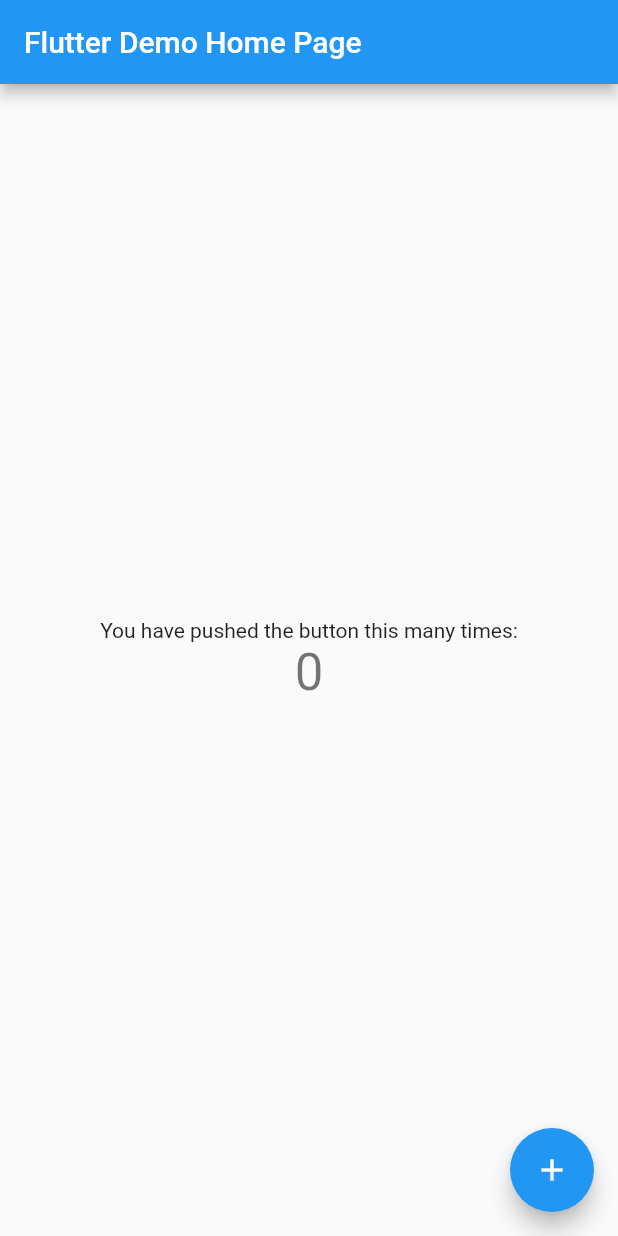
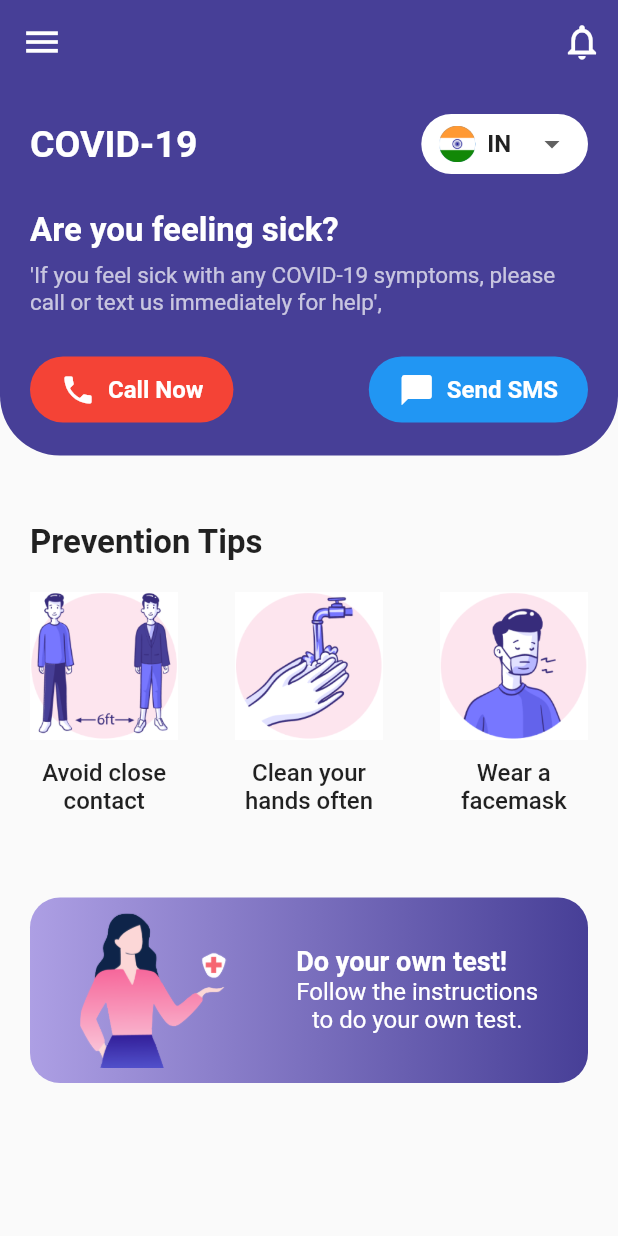
Before and after one commit to ajaygujja/Flow, a Flutter app: the screen it shows after launch, on a phone screen of 412 x 824 dp. Run offline on Flutter 3.47's test engine with Material 2 defaults, Android fonts, the phone set to English and light mode, and no system bars; our stand-ins replace dio, freezed_annotation, get, logger.

Commit message:
build home screen

```diff
--- /dev/null
+++ b/lib/country_drop_down.dart
@@ -0,0 +1,50 @@
+import 'package:flutter/material.dart';
+import 'package:flutter/widgets.dart';
+
+class CountryDropDown extends StatelessWidget {
+  const CountryDropDown(
+      {Key? key,
+      required this.countries,
+      required this.country,
+      required this.onChanged})
+      : super(key: key);
+
+  final List<String> countries;
+  final String country;
+  final Function(String?)? onChanged;
+
+  @override
+  Widget build(BuildContext context) {
+    return Container(
+      padding: const EdgeInsets.symmetric(horizontal: 12.0),
+      height: 40.0,
+      decoration: BoxDecoration(
+          color: Colors.white, borderRadius: BorderRadius.circular(30.0)),
+      child: DropdownButtonHideUnderline(
+          child: DropdownButton<String>(
+        value: country,
+        items: countries
+            .map(
+              (e) => DropdownMenuItem(
+                child: Row(
+                  children: [
+                    CircleAvatar(
+                      radius: 12.0,
+                      child: Image.asset(
+                          "assets/images/${e.toLowerCase()}_flag.png"),
+                    ),
+                    const SizedBox(width: 8.0),
+                    Text(e,
+                        style: const TextStyle(
+                            fontSize: 16.0, fontWeight: FontWeight.bold))
+                  ],
+                ),
+                value: e,
+              ),
+            )
+            .toList(),
+        onChanged: onChanged,
+      )),
+    );
+  }
+}
--- /dev/null
+++ b/lib/custom_app_bar.dart
@@ -0,0 +1,28 @@
+import 'package:flutter/material.dart';
+
+class CustomAppBar extends StatelessWidget with PreferredSizeWidget {
+  const CustomAppBar({Key? key}) : super(key: key);
+
+  @override
+  Widget build(BuildContext context) {
+    return AppBar(
+      backgroundColor: const Color(0xFF473F97),
+      elevation: 0.0,
+      leading: IconButton(
+        onPressed: () {},
+        icon: const Icon(Icons.menu),
+        iconSize: 28.0,
+      ),
+      actions: [
+        IconButton(
+          onPressed: () {},
+          icon: const Icon(Icons.notifications_none),
+          iconSize: 28.0,
+        ),
+      ],
+    );
+  }
+
+  @override
+  Size get preferredSize => const Size.fromHeight(kToolbarHeight);
+}
--- /dev/null
+++ b/lib/data.dart
@@ -0,0 +1,7 @@
+final prevention = [
+  {'assets/images/distance.png': 'Avoid close\ncontact'},
+  {'assets/images/wash_hands.png': 'Clean your\nhands often'},
+  {'assets/images/mask.png': 'Wear a\nfacemask'},
+];
+
+final covidUSADailyNewCases = [12.17, 11.15, 10.02, 11.21, 13.83, 14.16, 14.30];
--- /dev/null
+++ b/lib/home_screen.dart
@@ -0,0 +1,239 @@
+// ignore_for_file: deprecated_member_use
+
+import 'package:flow/country_drop_down.dart';
+import 'package:flow/custom_app_bar.dart';
+import 'package:flow/data.dart';
+import 'package:flow/styles.dart';
+import 'package:flutter/material.dart';
+
+class HomeScreen extends StatefulWidget {
+  const HomeScreen({Key? key}) : super(key: key);
+
+  @override
+  _HomeScreenState createState() => _HomeScreenState();
+}
+
+class _HomeScreenState extends State<HomeScreen> {
+  String _countryName = 'IN';
+
+  @override
+  Widget build(BuildContext context) {
+    final screenHeight = MediaQuery.of(context).size.height;
+    return Scaffold(
+      appBar: const CustomAppBar(),
+      body: CustomScrollView(
+        physics: const ClampingScrollPhysics(),
+        slivers: [
+          _buildHeader(screenHeight),
+          _buildPreventionTips(screenHeight),
+          _buildYourOwnTest(screenHeight)
+        ],
+      ),
+    );
+  }
+
+  SliverToBoxAdapter _buildHeader(double screenHeight) {
+    return SliverToBoxAdapter(
+      child: Container(
+        padding: const EdgeInsets.all(20.0),
+        decoration: const BoxDecoration(
+          color: Color(0xFF473F97),
+          borderRadius: BorderRadius.only(
+              bottomLeft: Radius.circular(40.0),
+              bottomRight: Radius.circular(40.0)),
+        ),
+        child: Column(
+          crossAxisAlignment: CrossAxisAlignment.start,
+          children: [
+            Row(
+              mainAxisAlignment: MainAxisAlignment.spaceBetween,
+              children: [
+                const Text(
+                  "COVID-19",
+                  style: TextStyle(
+                      color: Colors.white,
+                      fontSize: 25.0,
+                      fontWeight: FontWeight.bold),
+                ),
+                CountryDropDown(
+                  countries: const ['IN', 'CN', 'FR', 'UK', 'USA', 'IT'],
+                  country: _countryName,
+                  onChanged: (val) => setState(() => _countryName = val!),
+                )
+              ],
+            ),
+            SizedBox(
+              height: screenHeight * 0.03,
+            ),
+            Column(
+              crossAxisAlignment: CrossAxisAlignment.start,
+              children: [
+                const Text(
+                  "Are you feeling sick?",
+                  style: TextStyle(
+                      color: Colors.white,
+                      fontSize: 22.0,
+                      fontWeight: FontWeight.w600),
+                ),
+                SizedBox(
+                  height: screenHeight * 0.01,
+                ),
+                const Text(
+                  "'If you feel sick with any COVID-19 symptoms, please call or text us immediately for help',",
+                  style: TextStyle(
+                    color: Colors.white70,
+                    fontSize: 15.0,
+                  ),
+                ),
+                SizedBox(
+                  height: screenHeight * 0.03,
+                ),
+                Row(
+                  mainAxisAlignment: MainAxisAlignment.spaceBetween,
+                  children: [
+                    FlatButton.icon(
+                      padding: const EdgeInsets.symmetric(
+                          vertical: 10.0, horizontal: 20.0),
+                      onPressed: () {},
+                      color: Colors.red,
+                      shape: RoundedRectangleBorder(
+                          borderRadius: BorderRadius.circular(30.0)),
+                      icon: const Icon(
+                        Icons.phone,
+                        color: Colors.white,
+                      ),
+                      label: Text(
+                        "Call Now",
+                        style: Styles.buttonTextStyle
+                            .copyWith(color: Colors.white),
+                      ),
+                    ),
+                    FlatButton.icon(
+                      padding: const EdgeInsets.symmetric(
+                          vertical: 10.0, horizontal: 20.0),
+                      onPressed: () {},
+                      color: Colors.blue,
+                      shape: RoundedRectangleBorder(
+                          borderRadius: BorderRadius.circular(30.0)),
+                      icon: const Icon(
+                        Icons.chat_bubble,
+                        color: Colors.white,
+                      ),
+                      label: Text(
+                        "Send SMS",
+                        style: Styles.buttonTextStyle
+                            .copyWith(color: Colors.white),
+                      ),
+                    )
+                  ],
+                )
+              ],
+            )
+          ],
+        ),
+      ),
+    );
+  }
+
+  SliverToBoxAdapter _buildPreventionTips(double screenHeight) {
+    return SliverToBoxAdapter(
+      child: Container(
+        padding: const EdgeInsets.all(20.0),
+        child: Column(
+          crossAxisAlignment: CrossAxisAlignment.start,
+          children: [
+            SizedBox(
+              height: screenHeight * 0.03,
+            ),
+            const Text(
+              "Prevention Tips",
+              style: TextStyle(
+                fontSize: 22.0,
+                fontWeight: FontWeight.w600,
+              ),
+            ),
+            const SizedBox(
+              height: 20.0,
+            ),
+            Row(
+              mainAxisAlignment: MainAxisAlignment.spaceBetween,
+              children: prevention
+                  .map(
+                    (e) => Column(
+                      children: [
+                        Image.asset(
+                          e.keys.first,
+                          height: screenHeight * 0.12,
+                        ),
+                        SizedBox(
+                          height: screenHeight * 0.015,
+                        ),
+                        Text(
+                          e.values.first,
+                          style: const TextStyle(
+                              fontSize: 16.0, fontWeight: FontWeight.w500),
+                          textAlign: TextAlign.center,
+                        )
+                      ],
+                    ),
+                  )
+                  .toList(),
+            ),
+          ],
+        ),
+      ),
+    );
+  }
+
+  SliverToBoxAdapter _buildYourOwnTest(double screenHeight) {
+    return SliverToBoxAdapter(
+      child: Column(
+        children: [
+          SizedBox(
+            height: screenHeight * 0.03,
+          ),
+          Container(
+            margin:
+                const EdgeInsets.symmetric(vertical: 10.0, horizontal: 20.0),
+            padding: const EdgeInsets.all(10.0),
+            height: screenHeight * 0.15,
+            decoration: BoxDecoration(
+              gradient: const LinearGradient(
+                colors: [Color(0xffAD9FE4), Color(0xFF473F97)],
+              ),
+              borderRadius: BorderRadius.circular(20.0),
+            ),
+            child: Row(
+              mainAxisAlignment: MainAxisAlignment.spaceAround,
+              children: [
+                Image.asset("assets/images/own_test.png"),
+                Column(
+                  mainAxisAlignment: MainAxisAlignment.center,
+                  crossAxisAlignment: CrossAxisAlignment.start,
+                  children: const [
+                    Text(
+                      "Do your own test!",
+                      style: TextStyle(
+                          color: Colors.white,
+                          fontSize: 18.0,
+                          fontWeight: FontWeight.bold),
+                    ),
+                    Text(
+                      "Follow the instructions\nto do your own test. ",
+                      style: TextStyle(
+                        color: Colors.white,
+                        fontSize: 16.0,
+                      ),
+                      maxLines: 2,
+                      textAlign: TextAlign.center,
+                    )
+                  ],
+                )
+              ],
+            ),
+          ),
+        ],
+      ),
+    );
+  }
+}
--- a/lib/main.dart
+++ b/lib/main.dart
@@ -1,5 +1,6 @@
 import 'package:flow/controllers/app_controller.dart';
 import 'package:flow/di/binding.dart';
+import 'package:flow/home_screen.dart';
 import 'package:flutter/material.dart';
 import 'package:get/get.dart';
 
@@ -21,10 +22,11 @@ class MyApp extends StatelessWidget {
         primarySwatch: Colors.blue,
       ),
       initialBinding: AppBinding(),
-      home: MyHomePage(
-        title: 'Flutter Demo Home Page',
-        apiRepository: ApiRepository.getInstance(),
-      ),
+      // home: MyHomePage(
+      //   title: 'Flutter Demo Home Page',
+      //   apiRepository: ApiRepository.getInstance(),
+      // ),
+      home: const HomeScreen(),
     );
   }
 }
--- /dev/null
+++ b/lib/styles.dart
@@ -0,0 +1,19 @@
+import 'package:flutter/material.dart';
+
+class Styles {
+  static const buttonTextStyle = TextStyle(
+    fontSize: 16.0,
+    fontWeight: FontWeight.w600,
+  );
+
+  static const chartLabelsTextStyle = TextStyle(
+    color: Colors.grey,
+    fontSize: 16.0,
+    fontWeight: FontWeight.w600,
+  );
+
+  static const tabTextStyle = TextStyle(
+    fontSize: 16.0,
+    fontWeight: FontWeight.w600,
+  );
+}
--- a/pubspec.yaml
+++ b/pubspec.yaml
@@ -52,6 +52,8 @@ flutter:
   # included with your application, so that you can use the icons in
   # the material Icons class.
   uses-material-design: true
+  assets:
+    - assets/images/
   # To add assets to your application, add an assets section, like this:
   # assets:
   #   - images/a_dot_burr.jpeg
```
Also changed, not shown: assets/images/cn_flag.png (added), assets/images/distance.png (added), assets/images/fr_flag.png (added), assets/images/in_flag.png (added), assets/images/it_flag.png (added), assets/images/mask.png (added), assets/images/own_test.png (added), assets/images/uk_flag.png (added), assets/images/usa_flag.png (added), assets/images/wash_hands.png (added).
